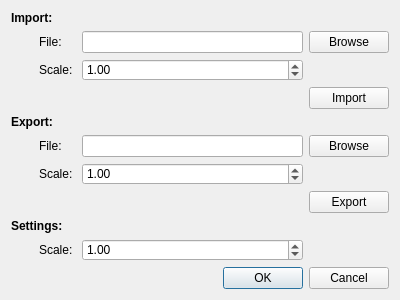
Above: src/ui/heightmapwidget.ui from glararan/QEditor before the change. Below: the same form after it.
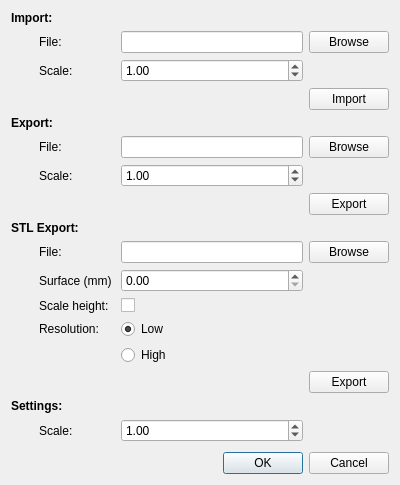
That is the form after the change.

```diff
--- a/src/ui/heightmapwidget.ui
+++ b/src/ui/heightmapwidget.ui
@@ -7,19 +7,19 @@
     <x>0</x>
     <y>0</y>
     <width>400</width>
-    <height>300</height>
+    <height>485</height>
    </rect>
   </property>
   <property name="minimumSize">
    <size>
     <width>400</width>
-    <height>300</height>
+    <height>485</height>
    </size>
   </property>
   <property name="maximumSize">
    <size>
     <width>400</width>
-    <height>303</height>
+    <height>485</height>
    </size>
   </property>
   <property name="windowTitle">
@@ -39,7 +39,7 @@
        </property>
       </widget>
      </item>
-     <item row="11" column="0">
+     <item row="18" column="0">
       <spacer name="verticalSpacer">
        <property name="orientation">
         <enum>Qt::Vertical</enum>
@@ -70,7 +70,7 @@
        </property>
       </widget>
      </item>
-     <item row="9" column="0">
+     <item row="16" column="0">
       <widget class="QLabel" name="label_3">
        <property name="styleSheet">
         <string notr="true">font: 75 9pt &quot;MS Shell Dlg 2&quot;;
@@ -91,7 +91,7 @@
        </property>
       </widget>
      </item>
-     <item row="10" column="0">
+     <item row="17" column="0">
       <widget class="QLabel" name="label_6">
        <property name="styleSheet">
         <string notr="true">margin-left:25px;</string>
@@ -107,7 +107,27 @@
      <item row="1" column="1">
       <widget class="QLineEdit" name="importFileBox"/>
      </item>
-     <item row="10" column="1">
+     <item row="2" column="1">
+      <widget class="QDoubleSpinBox" name="importScaleBox">
+       <property name="minimum">
+        <double>0.100000000000000</double>
+       </property>
+       <property name="maximum">
+        <double>10.000000000000000</double>
+       </property>
+       <property name="value">
+        <double>1.000000000000000</double>
+       </property>
+      </widget>
+     </item>
+     <item row="1" column="2">
+      <widget class="QPushButton" name="importBrowseButton">
+       <property name="text">
+        <string>Browse</string>
+       </property>
+      </widget>
+     </item>
+     <item row="17" column="1">
       <widget class="QDoubleSpinBox" name="heightmapScale">
        <property name="buttonSymbols">
         <enum>QAbstractSpinBox::UpDownArrows</enum>
@@ -146,43 +166,6 @@
        </property>
       </widget>
      </item>
-     <item row="1" column="2">
-      <widget class="QPushButton" name="importBrowseButton">
-       <property name="text">
-        <string>Browse</string>
-       </property>
-      </widget>
-     </item>
-     <item row="2" column="1">
-      <widget class="QDoubleSpinBox" name="importScaleBox">
-       <property name="minimum">
-        <double>0.100000000000000</double>
-       </property>
-       <property name="maximum">
-        <double>10.000000000000000</double>
-       </property>
-       <property name="value">
-        <double>1.000000000000000</double>
-       </property>
-      </widget>
-     </item>
-     <item row="6" column="2">
-      <widget class="QPushButton" name="exportBrowseButton">
-       <property name="text">
-        <string>Browse</string>
-       </property>
-      </widget>
-     </item>
-     <item row="2" column="0">
-      <widget class="QLabel" name="label_7">
-       <property name="styleSheet">
-        <string notr="true">margin-left:25px;</string>
-       </property>
-       <property name="text">
-        <string>Scale:</string>
-       </property>
-      </widget>
-     </item>
      <item row="7" column="0">
       <widget class="QLabel" name="label_8">
        <property name="styleSheet">
@@ -200,6 +183,124 @@
        </property>
       </widget>
      </item>
+     <item row="6" column="2">
+      <widget class="QPushButton" name="exportBrowseButton">
+       <property name="text">
+        <string>Browse</string>
+       </property>
+      </widget>
+     </item>
+     <item row="2" column="0">
+      <widget class="QLabel" name="label_7">
+       <property name="styleSheet">
+        <string notr="true">margin-left:25px;</string>
+       </property>
+       <property name="text">
+        <string>Scale:</string>
+       </property>
+      </widget>
+     </item>
+     <item row="13" column="0">
+      <widget class="QLabel" name="label_13">
+       <property name="styleSheet">
+        <string notr="true">margin-left:25px;</string>
+       </property>
+       <property name="text">
+        <string>Resolution:</string>
+       </property>
+      </widget>
+     </item>
+     <item row="13" column="1">
+      <widget class="QRadioButton" name="stlExportLowResolutionBox">
+       <property name="text">
+        <string>Low</string>
+       </property>
+       <property name="checked">
+        <bool>true</bool>
+       </property>
+       <attribute name="buttonGroup">
+        <string notr="true">radioResolutionGroup</string>
+       </attribute>
+      </widget>
+     </item>
+     <item row="12" column="1">
+      <widget class="QCheckBox" name="stlExportScaleHeightBox">
+       <property name="text">
+        <string/>
+       </property>
+      </widget>
+     </item>
+     <item row="12" column="0">
+      <widget class="QLabel" name="label_12">
+       <property name="styleSheet">
+        <string notr="true">margin-left:25px;</string>
+       </property>
+       <property name="text">
+        <string>Scale height:</string>
+       </property>
+      </widget>
+     </item>
+     <item row="9" column="0">
+      <widget class="QLabel" name="label_9">
+       <property name="styleSheet">
+        <string notr="true">font: 75 9pt &quot;MS Shell Dlg 2&quot;;
+font-weight:bold;</string>
+       </property>
+       <property name="text">
+        <string>STL Export:</string>
+       </property>
+      </widget>
+     </item>
+     <item row="10" column="0">
+      <widget class="QLabel" name="label_10">
+       <property name="styleSheet">
+        <string notr="true">margin-left:25px;</string>
+       </property>
+       <property name="text">
+        <string>File:</string>
+       </property>
+      </widget>
+     </item>
+     <item row="15" column="2">
+      <widget class="QPushButton" name="stlExportButton">
+       <property name="text">
+        <string>Export</string>
+       </property>
+      </widget>
+     </item>
+     <item row="11" column="0">
+      <widget class="QLabel" name="label_11">
+       <property name="styleSheet">
+        <string notr="true">margin-left:25px;</string>
+       </property>
+       <property name="text">
+        <string>Surface (mm)</string>
+       </property>
+      </widget>
+     </item>
+     <item row="14" column="1">
+      <widget class="QRadioButton" name="stlExportHighResolutionBox">
+       <property name="text">
+        <string>High</string>
+       </property>
+       <attribute name="buttonGroup">
+        <string notr="true">radioResolutionGroup</string>
+       </attribute>
+      </widget>
+     </item>
+     <item row="11" column="1">
+      <widget class="QDoubleSpinBox" name="stlExportSurfaceBox"/>
+     </item>
+     <item row="10" column="1">
+      <widget class="QLineEdit" name="stlExportFileBox"/>
+     </item>
+     <item row="10" column="2">
+      <widget class="QPushButton" name="stlExportBrowseButton">
+       <property name="text">
+        <string>Browse</string>
+       </property>
+      </widget>
+     </item>
     </layout>
    </item>
    <item>
```
Left out of the diff: 11 changed lines with no effect on the pictures.
